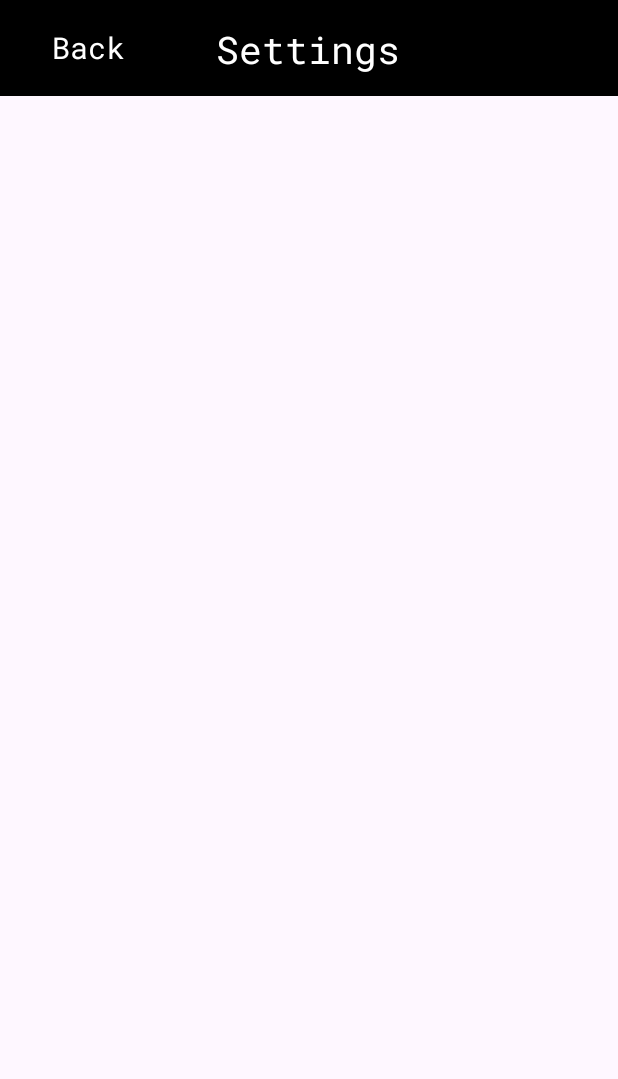
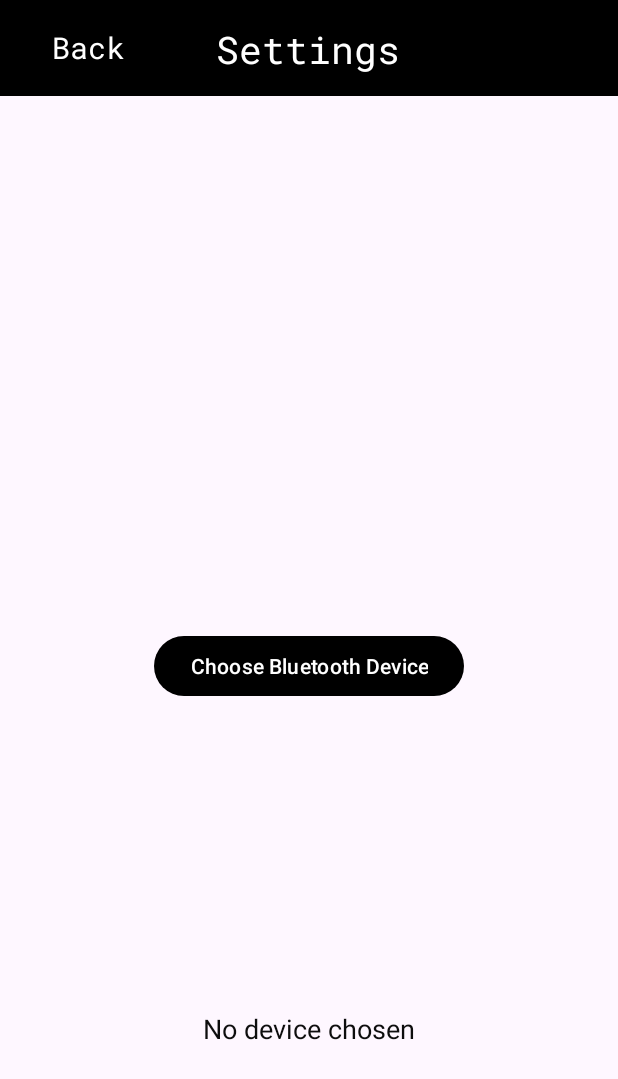
Before and after one commit to Erik-Mahej/VMSOBD2, an Android app: the layout activity_appsettings.xml on its own in the app's theme, with its tools: preview values and no code run, on a phone screen of 412 x 824 dp. Shown: the top 1079 px of the screen. Run offline under Robolectric (Android 15) with nearby library versions, the phone set to English and light mode, and no system bars.

Commit message:
Pridany rozhrani pro bluetooth
pridal jsem do bluetooth.java logiku pro pripojovani a do settings moznost zvolit jake zarizeni budeme pouzivat

```diff
--- a/app/src/main/AndroidManifest.xml
+++ b/app/src/main/AndroidManifest.xml
@@ -1,6 +1,10 @@
 <?xml version="1.0" encoding="utf-8"?>
 <manifest xmlns:android="http://schemas.android.com/apk/res/android"
     xmlns:tools="http://schemas.android.com/tools">
+    <uses-permission android:name="android.permission.BLUETOOTH" />
+    <uses-permission android:name="android.permission.BLUETOOTH_ADMIN" />
+    <uses-permission android:name="android.permission.BLUETOOTH_CONNECT" android:required="true" />
+
 
     <application
         android:allowBackup="true"
--- a/app/src/main/res/layout/activity_appsettings.xml
+++ b/app/src/main/res/layout/activity_appsettings.xml
@@ -18,7 +18,7 @@
         app:layout_constraintStart_toStartOf="parent"
         app:layout_constraintTop_toTopOf="parent"
 
-        />
+/>
 
     <TextView
         android:layout_width="300dp"
@@ -51,5 +51,29 @@
         app:layout_constraintStart_toStartOf="parent"
         app:layout_constraintTop_toTopOf="parent" />
 
+    <Button
+        android:id="@+id/chooseDeviceButton"
+        android:layout_width="wrap_content"
+        android:layout_height="wrap_content"
+        android:text="Choose Bluetooth Device"
+        app:layout_constraintTop_toBottomOf="@id/toolbar"
+        app:layout_constraintStart_toStartOf="parent"
+        app:layout_constraintEnd_toEndOf="parent"
+        app:layout_constraintBottom_toBottomOf="parent"
+        app:layout_constraintVertical_bias="0.5" />
+
+    <TextView
+        android:id="@+id/chosenDeviceTextView"
+        android:layout_width="wrap_content"
+        android:layout_height="wrap_content"
+        android:layout_marginTop="16dp"
+        android:text="No device chosen"
+        android:textColor="#0D0D0D"
+        android:textSize="18sp"
+        app:layout_constraintBottom_toBottomOf="parent"
+        app:layout_constraintEnd_toEndOf="parent"
+        app:layout_constraintStart_toStartOf="parent"
+        app:layout_constraintTop_toBottomOf="@id/chooseDeviceButton"
+        app:layout_constraintVertical_bias="0.6" />
 
 </androidx.constraintlayout.widget.ConstraintLayout>
--- a/app/src/main/res/values/colors.xml
+++ b/app/src/main/res/values/colors.xml
@@ -2,4 +2,8 @@
 <resources>
     <color name="black">#000000</color>
     <color name="white">#FFFFFFFF</color>
+    <color name="red">#FF0000</color>
+    <color name="yellow">#FFFF00</color>
+    <color name="green">#00FF00</color>
+    <!-- Other colors -->
 </resources>
```
Also changed, not shown: app/src/main/java/com/example/vmsobd2/AppSettings.java (+110 -0 lines), app/src/main/java/com/example/vmsobd2/Bluetooth.java (+66 -13 lines), app/src/main/java/com/example/vmsobd2/MainActivity.java (+19 -14 lines).
